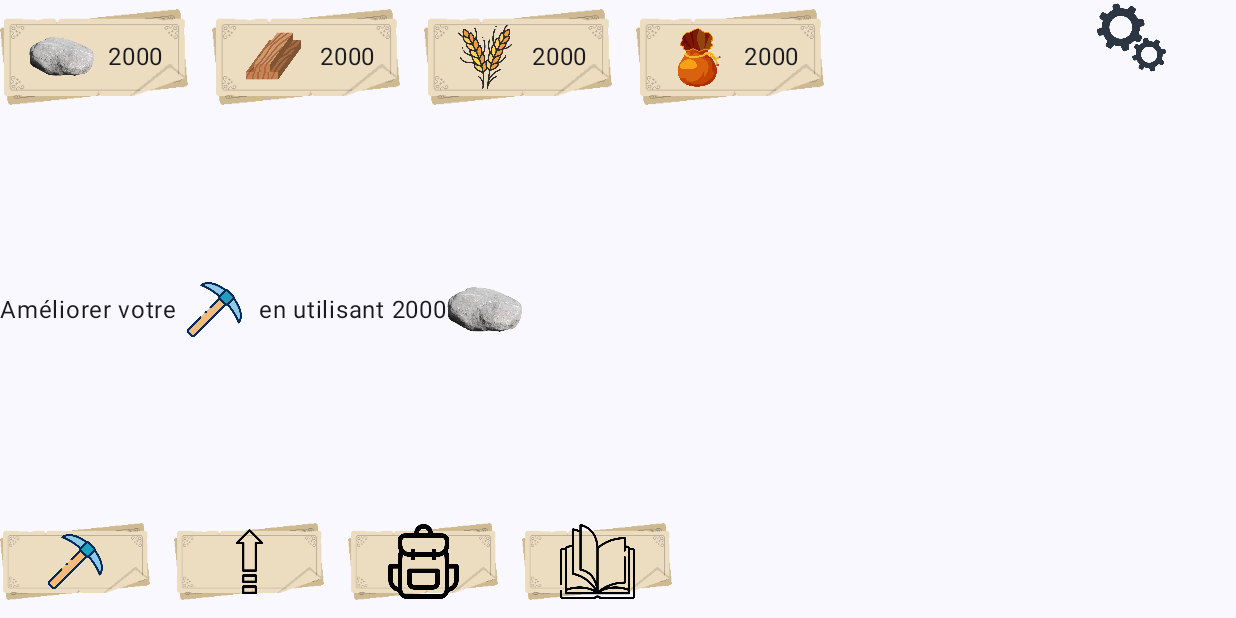
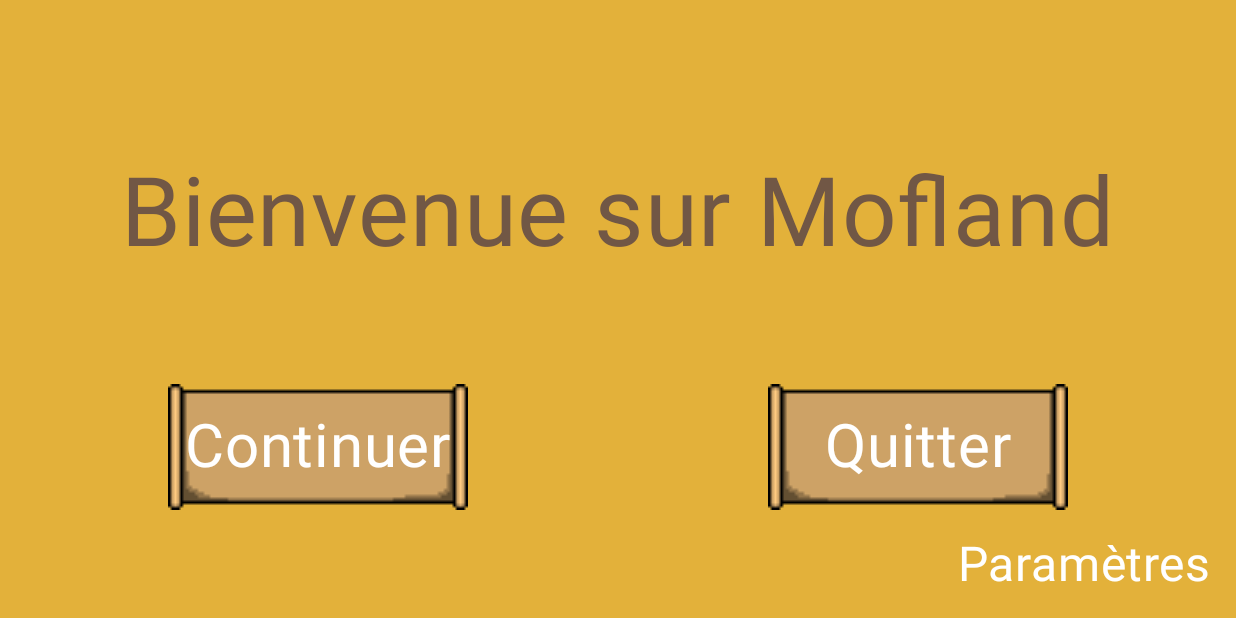
Before and after one commit to ISaejinI/Mofland, an Android app built with Jetpack Compose: the screen it shows after launch (MainActivity), on a phone screen of 824 x 412 dp (held sideways). Run offline under Robolectric (Android 15) with nearby library versions, the phone set to English and light mode, and no system bars.

Commit message:
ajout de l'accueil

```diff
--- a/app/src/main/java/com/example/mofland/MainActivity.kt
+++ b/app/src/main/java/com/example/mofland/MainActivity.kt
@@ -1,10 +1,12 @@
 package com.example.mofland
 
+import android.app.Activity
 import android.os.Bundle
 import android.view.View
 import androidx.activity.ComponentActivity
 import androidx.activity.compose.setContent
 import androidx.compose.foundation.Image
+import androidx.compose.foundation.clickable
 import androidx.compose.foundation.layout.Arrangement
 import androidx.compose.foundation.layout.Box
 import androidx.compose.foundation.layout.Column
@@ -12,6 +14,7 @@ import androidx.compose.foundation.layout.IntrinsicSize
 import androidx.compose.foundation.layout.Row
 import androidx.compose.foundation.layout.Spacer
 import androidx.compose.foundation.layout.fillMaxSize
+import androidx.compose.foundation.layout.fillMaxWidth
 import androidx.compose.foundation.layout.height
 import androidx.compose.foundation.layout.offset
 import androidx.compose.foundation.layout.padding
@@ -31,7 +34,11 @@ import androidx.compose.ui.text.googlefonts.Font
 import androidx.compose.ui.text.googlefonts.GoogleFont
 import androidx.compose.ui.tooling.preview.Preview
 import androidx.compose.ui.unit.dp
+import androidx.compose.ui.unit.sp
 import com.example.mofland.ui.theme.MoflandTheme
+import androidx.compose.ui.graphics.Color
+import androidx.compose.ui.platform.LocalContext
+
 class MainActivity : ComponentActivity() {
     override fun onCreate(savedInstanceState: Bundle?) {
         window.decorView.systemUiVisibility = View.SYSTEM_UI_FLAG_FULLSCREEN or View.SYSTEM_UI_FLAG_HIDE_NAVIGATION
@@ -59,95 +66,46 @@ fun GreetingPreview() {
 }
 @Composable
 fun Greeting(name: String, modifier: Modifier = Modifier) {
-    val rock = painterResource(R.drawable.pierre)
-    val rocks = 2000
+    val espacement = 200
+    val backgroundColor = Color(0xFFE3B13A)
 
-    val wood = painterResource(R.drawable.bois)
-    val woods = 2000
+    Box(
+        modifier = Modifier.fillMaxSize(),
+        contentAlignment = Alignment.TopCenter
+    ) {
+        Surface(
+            modifier = Modifier.fillMaxSize(),
+            color = backgroundColor
+        ) {
+            MiddleText(
+                modifier = Modifier.padding(bottom = 128.dp))
 
-    val wheat = painterResource(R.drawable.ble)
-    val wheats = 2000
-
-    val gold = painterResource(R.drawable.bourse)
-    val golds = 2000
-
-    val pickaxe = painterResource(R.drawable.pioche)
-    val upgrade = painterResource(R.drawable.upgrade)
-    val backpack = painterResource(R.drawable.backpack)
-    val book = painterResource(R.drawable.book)
-
-    val espacement = 16
-
-    Row (modifier = Modifier,
-        verticalAlignment = Alignment.Top) {
-        CadreComposantUp(modifier = Modifier, nbrRessource = rocks, imgRessource = rock)
-        Spacer(modifier = Modifier.width(espacement.dp))
-        CadreComposantUp(modifier = Modifier, nbrRessource = woods, imgRessource = wood)
-        Spacer(modifier = Modifier.width(espacement.dp))
-        CadreComposantUp(modifier = Modifier, nbrRessource = wheats, imgRessource = wheat)
-        Spacer(modifier = Modifier.width(espacement.dp))
-        CadreComposantUp(modifier = Modifier, nbrRessource = golds, imgRessource = gold)
-        Spacer(modifier = Modifier.width(180.dp))
-        EngrenageIcon(modifier = Modifier)
-
-    }
-
-    Row (modifier = Modifier,
-        verticalAlignment = Alignment.Bottom) {
-        CadreComposantDown(modifier = Modifier, imgRessource = pickaxe)
-        Spacer(modifier = Modifier.width(espacement.dp))
-        CadreComposantDown(modifier = Modifier, imgRessource = upgrade)
-        Spacer(modifier = Modifier.width(espacement.dp))
-        CadreComposantDown(modifier = Modifier, imgRessource = backpack)
-        Spacer(modifier = Modifier.width(espacement.dp))
-        CadreComposantDown(modifier = Modifier, imgRessource = book)
-        Spacer(modifier = Modifier.width(espacement.dp))
-    }
-
-    Row (modifier = Modifier,
-        verticalAlignment = Alignment.CenterVertically) {
-        ComposantUpgrade(modifier = Modifier, imgRessourceItem = pickaxe,nbrRessource = rocks, imgRessource = rock)
+            Row (
+                modifier = Modifier
+                    .fillMaxWidth()
+                    .padding(bottom = 64.dp),
+                horizontalArrangement = Arrangement.Center,
+                verticalAlignment = Alignment.Bottom
+            ) {
+                CadreComposantGauche(modifier = Modifier, Txt = "Continuer")
+                Spacer(modifier = Modifier.width(espacement.dp))
+                CadreComposantDroit(modifier = Modifier, Txt = "Quitter")
+            }
+            Param(modifier = Modifier
+                .padding(16.dp)
+                .align(Alignment.BottomEnd))
+        }
     }
 }
 
 @Composable
-fun CadreComposantUp(modifier: Modifier = Modifier, nbrRessource: Int, imgRessource: Painter){
-    val cadre = painterResource(R.drawable.cadre)
-
+fun CadreComposantGauche(modifier: Modifier = Modifier, Txt: String){
+    val cadre = painterResource(R.drawable.scrollinterfacelarge)
+    val activity = (LocalContext.current as? Activity)
 
     Box(modifier = Modifier
-        .width(125.dp)
-        .height(75.dp)) {
-        Image(
-            painter = cadre,
-            contentDescription = null,
-            modifier = Modifier.fillMaxSize()
-        )
-        Row(modifier= Modifier
-            .fillMaxSize()
-            .padding(16.dp),
-            horizontalArrangement = Arrangement.SpaceBetween,
-            verticalAlignment = Alignment.CenterVertically) {
-            Image(
-                painter = imgRessource,
-                contentDescription = null,
-                modifier = Modifier.size(50.dp, 50.dp)
-            )
-            Text(
-                text = nbrRessource.toString()
-            )
-        }
-
-    }
-}
-
-@Composable
-fun CadreComposantDown(modifier: Modifier = Modifier, imgRessource: Painter){
-    val cadre = painterResource(R.drawable.cadre)
-
-    Box(modifier = Modifier
-        .width(100.dp)
-        .height(75.dp)) {
+        .width(200.dp)
+        .height(100.dp)) {
         Image(
             painter = cadre,
             contentDescription = null,
@@ -157,50 +115,67 @@ fun CadreComposantDown(modifier: Modifier = Modifier, imgRessource: Painter){
             contentAlignment = Alignment.Center,
             modifier = Modifier.fillMaxSize()
         ) {
-            Image(
-                painter = imgRessource,
-                contentDescription = null,
-                modifier = Modifier.size(50.dp, 50.dp)
+            Text(text = Txt,
+                color = Color.White,
+                fontSize = 40.sp
             )
         }
     }
 }
 
 @Composable
-fun EngrenageIcon(modifier: Modifier = Modifier){
-    Box(modifier = modifier) {
+fun CadreComposantDroit(modifier: Modifier = Modifier, Txt: String){
+    val cadre = painterResource(R.drawable.scrollinterfacelarge)
+    val activity = (LocalContext.current as? Activity)
+
+    Box(modifier = Modifier
+        .width(200.dp)
+        .height(100.dp)) {
         Image(
-            painter = painterResource(R.drawable.engrenage),
+            painter = cadre,
             contentDescription = null,
-            modifier = Modifier.size(50.dp, 50.dp)
+            modifier = Modifier
+                .fillMaxSize()
+                .clickable { activity?.finish() }
         )
-    }
-}
-
-@Composable
-fun ComposantUpgrade(modifier: Modifier = Modifier, imgRessourceItem: Painter,nbrRessource: Int, imgRessource: Painter){
-
-    Box(modifier = modifier){
-        Row(verticalAlignment = Alignment.CenterVertically) {
-            Text(text = "Améliorer votre")
-            Image(
-                painter = imgRessourceItem,
-                contentDescription = null,
-                modifier = Modifier.size(50.dp, 50.dp)
-            )
-            Text(text = " en utilisant $nbrRessource")
-            Image(
-                painter = imgRessource,
-                contentDescription = null,
-                modifier = Modifier.size(50.dp, 50.dp)
+        Box(
+            contentAlignment = Alignment.Center,
+            modifier = Modifier.fillMaxSize()
+        ) {
+            Text(text = Txt,
+                color = Color.White,
+                fontSize = 40.sp
             )
         }
     }
 }
 
 @Composable
-fun Upgrade(modifier: Modifier = Modifier){
-    Column {
+fun MiddleText(modifier: Modifier = Modifier) {
+    val MiddleTextColor = Color(0xFF715745)
 
+    Box(
+        modifier = Modifier
+            .fillMaxSize()
+            .then(modifier),
+        contentAlignment = Alignment.Center
+    ) {
+        Text(text = "Bienvenue sur Mofland",
+            color= MiddleTextColor,
+            fontSize = 64.sp)
     }
 }
+
+@Composable
+fun Param(modifier: Modifier = Modifier){
+    Box(
+        modifier = modifier,
+        contentAlignment = Alignment.BottomEnd)
+    {
+        Text(
+            text = "Paramètres",
+            color = Color.White,
+            fontSize = 32.sp,
+        )
+    }
+}
```
Also changed, not shown: app/src/main/res/drawable-nodpi/scrollinterfacelarge.png (added).
